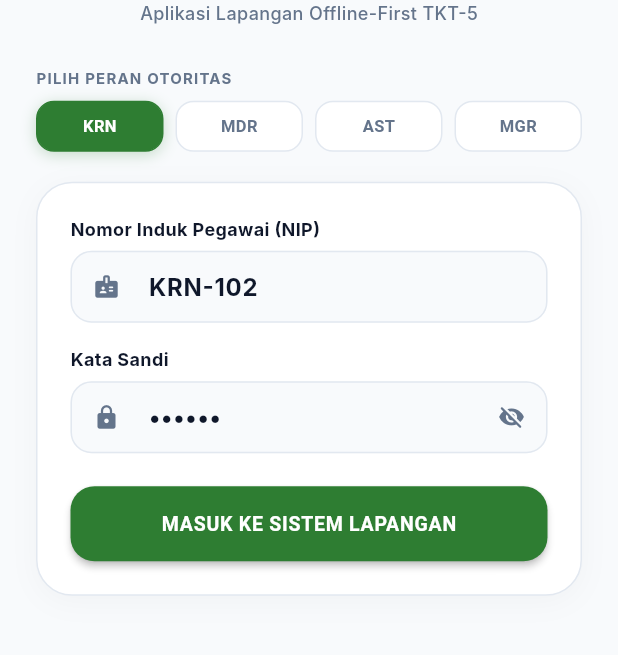
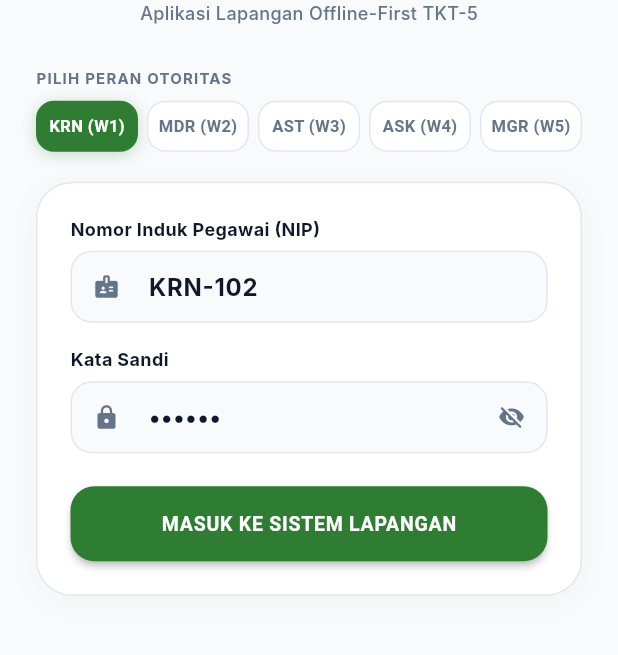
Before and after one commit to felichpehagasaginting-code/SawitGO, a Flutter app: the screen it shows after launch, on a phone screen of 412 x 824 dp, the part 410-1065 px from its top. Run offline on Flutter 3.47's test engine with Material 3 defaults, Android fonts, the phone set to English and light mode, and no system bars; our stand-ins replace connectivity_plus, dio, equatable, flutter_bloc, flutter_dotenv, flutter_secure_storage and 2 more; missing offline and left inert: encrypt, mobile_scanner; accounts and stored records are empty; generated files the repository leaves out were written again; Roboto replaces fonts that are missing (Inter, Poppins).

Commit message:
fix(mobile): resolve 5-tier role mapping properly in login seed, prevent manager from accessing harvest input, and align role-specific dashboards

```diff
--- a/apps/mobile/lib/features/auth/data/auth_repository.dart
+++ b/apps/mobile/lib/features/auth/data/auth_repository.dart
@@ -15,36 +15,55 @@ class AuthRepository {
   /// Daftar akun bawaan (Offline Master Seed) untuk simulasi di area blankspot
   static final List<UserModel> defaultSeedUsers = [
     const UserModel(
-      id: 'e4444444-4444-4444-4444-444444444444',
+      id: 'e5555555-5555-5555-5555-555555555555',
       nip: 'KRN-102',
-      fullName: 'Dika Prasetyawan (Krani TPH)',
+      fullName: 'Dika Prasetyawan',
       email: 'dika.krani@sawitgo.id',
       role: 'KRANI',
       roleWeight: RoleWeights.krani,
       assignedAfdelingId: 'afd-cwe-a-uuid',
     ),
     const UserModel(
-      id: 'e3333333-3333-3333-3333-333333333333',
-      nip: 'MDR-045',
-      fullName: 'Ahmad Zulkifli (Mandor Panen)',
+      id: 'e4444444-4444-4444-4444-444444444444',
+      nip: 'MDR-201',
+      fullName: 'Ahmad Zulkifli',
       email: 'zulkifli.mandor@sawitgo.id',
       role: 'MANDOR',
       roleWeight: RoleWeights.mandor,
       assignedAfdelingId: 'afd-cwe-a-uuid',
     ),
     const UserModel(
-      id: 'e2222222-2222-2222-2222-222222222222',
-      nip: 'AST-010',
-      fullName: 'Ahmad Sukron Yusuf (Asisten)',
+      id: 'e3333333-3333-3333-3333-333333333333',
+      nip: 'AST-301',
+      fullName: 'Ahmad Sukron Yusuf',
       email: 'sukron.asisten@sawitgo.id',
       role: 'ASISTEN',
       roleWeight: RoleWeights.asisten,
       assignedAfdelingId: 'afd-cwe-a-uuid',
     ),
     const UserModel(
+      id: 'e2222222-2222-2222-2222-222222222222',
+      nip: 'ASK-401',
+      fullName: 'Budi Santoso',
+      email: 'budi.askep@sawitgo.id',
+      role: 'KEPALA_AFDELING',
+      roleWeight: RoleWeights.kepalaAfdeling,
+      assignedEstateId: 'est-cwe-01-uuid',
+    ),
+    const UserModel(
+      id: 'e1111111-1111-1111-1111-111111111111',
+      nip: 'MGR-501',
+      fullName: 'Felich Pehagasa Ginting',
+      email: 'felich.manager@sawitgo.id',
+      role: 'MANAGER',
+      roleWeight: RoleWeights.manager,
+      assignedEstateId: 'est-cwe-01-uuid',
+    ),
+    // Aliases
+    const UserModel(
       id: 'e1111111-1111-1111-1111-111111111111',
       nip: 'MGR-001',
-      fullName: 'Felich Pehagasa Ginting (Estate Manager)',
+      fullName: 'Felich Pehagasa Ginting',
       email: 'felich.manager@sawitgo.id',
       role: 'MANAGER',
       roleWeight: RoleWeights.manager,
@@ -80,17 +99,57 @@ class AuthRepository {
         return user;
       }
     } catch (e) {
-      // Jika offline (tidak ada sinyal), fallback ke offline credential cache
+      // Jika offline atau mock fallback, resolve role dari NIP prefix secara cerdas
       final matchedSeed = defaultSeedUsers.firstWhere(
         (u) => u.nip.toUpperCase() == cleanNip,
-        orElse: () => UserModel(
-          id: 'user-custom-${cleanNip.toLowerCase()}',
-          nip: cleanNip,
-          fullName: 'Petugas Lapangan ($cleanNip)',
-          email: '$cleanNip@sawitgo.id',
-          role: 'KRANI',
-          roleWeight: 1,
-        ),
+        orElse: () {
+          if (cleanNip.startsWith('MGR')) {
+            return UserModel(
+              id: 'usr-mgr-${cleanNip.toLowerCase()}',
+              nip: cleanNip,
+              fullName: 'Felich Pehagasa Ginting',
+              email: 'felich.manager@sawitgo.id',
+              role: 'MANAGER',
+              roleWeight: RoleWeights.manager,
+            );
+          } else if (cleanNip.startsWith('ASK') || cleanNip.startsWith('KAP')) {
+            return UserModel(
+              id: 'usr-ask-${cleanNip.toLowerCase()}',
+              nip: cleanNip,
+              fullName: 'Budi Santoso',
+              email: 'budi.askep@sawitgo.id',
+              role: 'KEPALA_AFDELING',
+              roleWeight: RoleWeights.kepalaAfdeling,
+            );
+          } else if (cleanNip.startsWith('AST') || cleanNip.startsWith('ASI')) {
+            return UserModel(
+              id: 'usr-ast-${cleanNip.toLowerCase()}',
+              nip: cleanNip,
+              fullName: 'Ahmad Sukron Yusuf',
+              email: 'sukron.asisten@sawitgo.id',
+              role: 'ASISTEN',
+              roleWeight: RoleWeights.asisten,
+            );
+          } else if (cleanNip.startsWith('MDR') || cleanNip.startsWith('MAN')) {
+            return UserModel(
+              id: 'usr-mdr-${cleanNip.toLowerCase()}',
+              nip: cleanNip,
+              fullName: 'Ahmad Zulkifli',
+              email: 'zulkifli.mandor@sawitgo.id',
+              role: 'MANDOR',
+              roleWeight: RoleWeights.mandor,
+            );
+          } else {
+            return UserModel(
+              id: 'usr-krn-${cleanNip.toLowerCase()}',
+              nip: cleanNip,
+              fullName: 'Dika Prasetyawan',
+              email: 'dika.krani@sawitgo.id',
+              role: 'KRANI',
+              roleWeight: RoleWeights.krani,
+            );
+          }
+        },
       );
 
       final offlineUser = matchedSeed.copyWith(token: 'offline-demo-token');
--- a/apps/mobile/lib/features/auth/presentation/pages/login_page.dart
+++ b/apps/mobile/lib/features/auth/presentation/pages/login_page.dart
@@ -142,13 +142,15 @@ class _LoginPageState extends State<LoginPage> {
 
                   Row(
                     children: [
-                      _buildRoleChip('KRANI', 'KRN-102', 'KRN'),
-                      const SizedBox(width: 8),
-                      _buildRoleChip('MANDOR', 'MDR-201', 'MDR'),
-                      const SizedBox(width: 8),
-                      _buildRoleChip('ASISTEN', 'AST-301', 'AST'),
-                      const SizedBox(width: 8),
-                      _buildRoleChip('MANAGER', 'MGR-501', 'MGR'),
+                      _buildRoleChip('KRANI', 'KRN-102', 'KRN (W1)'),
+                      const SizedBox(width: 6),
+                      _buildRoleChip('MANDOR', 'MDR-201', 'MDR (W2)'),
+                      const SizedBox(width: 6),
+                      _buildRoleChip('ASISTEN', 'AST-301', 'AST (W3)'),
+                      const SizedBox(width: 6),
+                      _buildRoleChip('ASKEP', 'ASK-401', 'ASK (W4)'),
+                      const SizedBox(width: 6),
+                      _buildRoleChip('MANAGER', 'MGR-501', 'MGR (W5)'),
                     ],
                   ),
                   const SizedBox(height: 20),
--- a/apps/mobile/lib/features/harvest/presentation/pages/mobile_home_page.dart
+++ b/apps/mobile/lib/features/harvest/presentation/pages/mobile_home_page.dart
@@ -441,7 +441,7 @@ class _MobileHomePageState extends State<MobileHomePage> {
                 Navigator.push(
                   context,
                   MaterialPageRoute(
-                    builder: (context) => HarvestInputPage(
+                    builder: (context) => HarvestStatsPage(
                       repository: widget.repository,
                       user: widget.user,
                     ),
```
Also changed, not shown: apps/mobile/lib/features/dashboard/presentation/pages/main_navigation_page.dart (+35 -2 lines).
